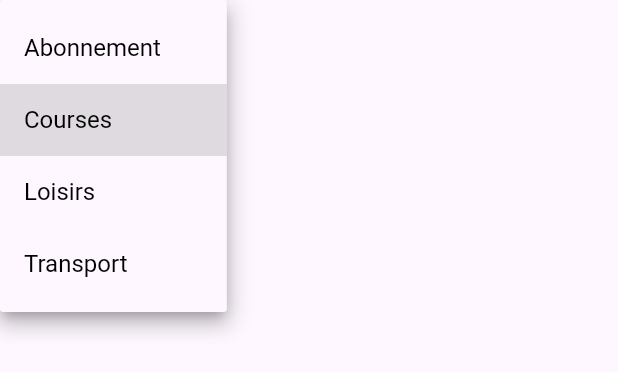
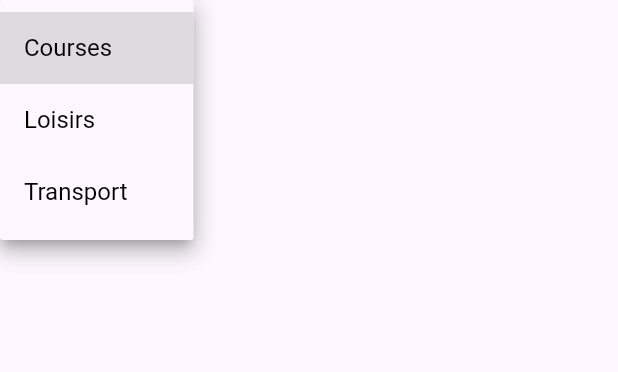
Before and after one commit to Idjibo33/suivi_budget, a Flutter app: the DepensesCategoriesDropdownWidget widget shown alone on an empty page, opened directly, after a tap on "Courses", on a phone screen of 412 x 824 dp. Shown: the top 372 px of the screen. Run offline on Flutter 3.47's test engine with Material 3 defaults, Android fonts, the phone set to English and light mode, and no system bars; our stand-ins replace floor, google_fonts, shared_preferences, sqflite, top_snackbar_flutter; accounts and stored records are empty; generated files the repository leaves out were written again.

Commit message:
amelioration du code pour afficher les elements du dropdown

```diff
--- a/lib/Providers/depenses_categories_dropdown_provider.dart
+++ b/lib/Providers/depenses_categories_dropdown_provider.dart
@@ -2,7 +2,7 @@
 
 class DepensesCategoriesDropdownProvider extends ChangeNotifier {
   // La valeur du dropdown de la catégorie Revenus
-  String categorie = "courses";
+  String categorie = "Courses";
   void changerCategorie(String nouvelleCategorie) {
     categorie = nouvelleCategorie;
     notifyListeners();
--- a/lib/features/Accueil/widgets/depenses_categories_dropdown_widget.dart
+++ b/lib/features/Accueil/widgets/depenses_categories_dropdown_widget.dart
@@ -8,6 +8,7 @@
 
   @override
   Widget build(BuildContext context) {
+    final List<String> categories = ["Courses", "Loisirs", "Transport"];
     return Consumer<DepensesCategoriesDropdownProvider>(
       builder: (context, valueProvider, child) => DropdownButton(
         style: Styles.texteCorps.copyWith(color: Colors.black),
@@ -17,15 +18,9 @@
         ),
         underline: Container(),
         value: valueProvider.categorie,
-        items: [
-          const DropdownMenuItem(
-            value: "abonnement",
-            child: Text("Abonnement"),
-          ),
-          const DropdownMenuItem(value: "courses", child: Text("Courses")),
-          const DropdownMenuItem(value: "loisirs", child: Text("Loisirs")),
-          const DropdownMenuItem(value: "transport", child: Text("Transport")),
-        ],
+        items: categories.map((e) {
+          return DropdownMenuItem(value: e, child: Text(e));
+        }).toList(),
         onChanged: (value) {
           valueProvider.changerCategorie(value!);
         },
```
